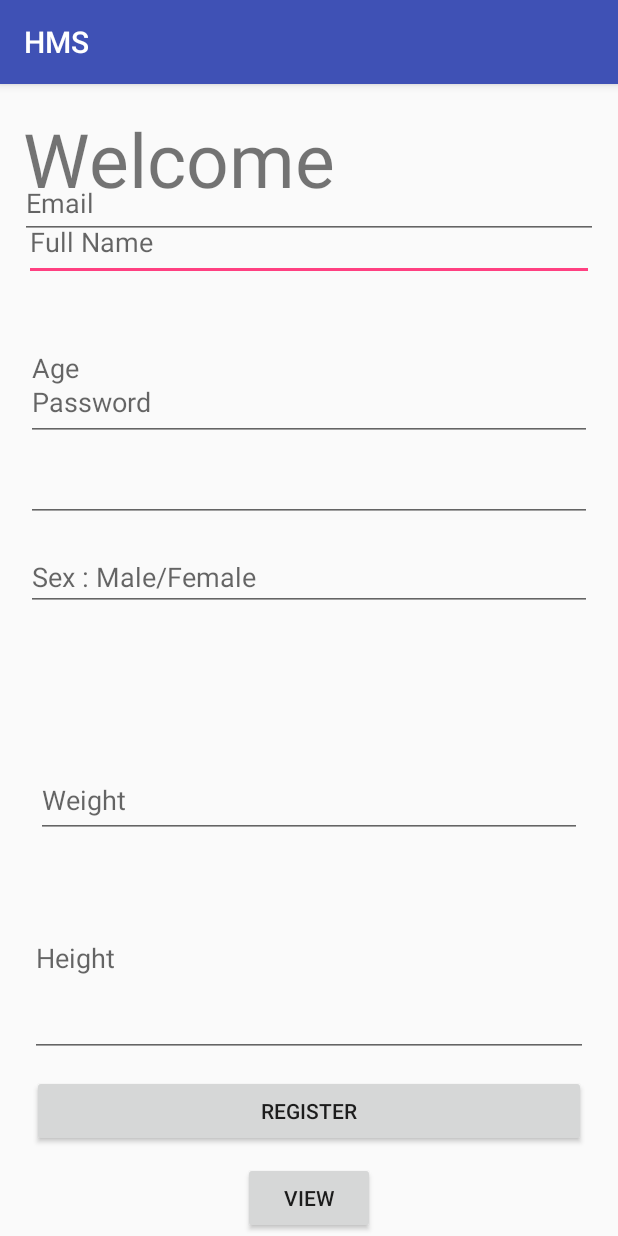
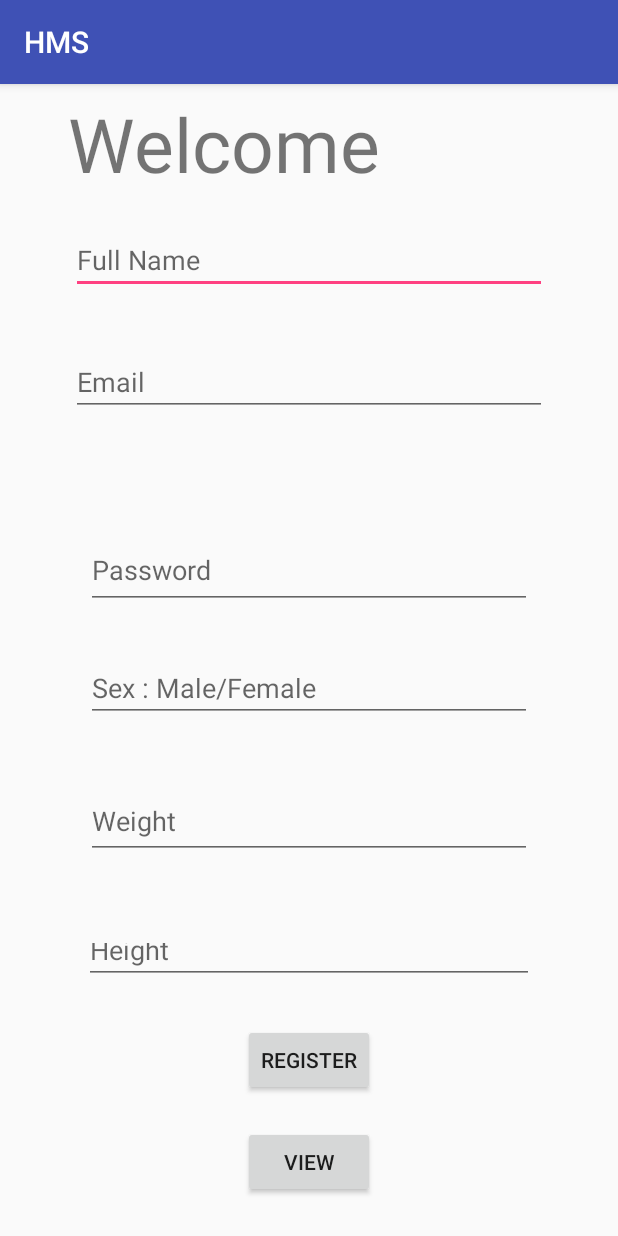
Before and after one commit to Hemal-Mamtora/HMS, an Android app: the Sign_up screen opened directly, with no data from a screen before it, on a phone screen of 412 x 824 dp. Run offline under Robolectric (Android 15) with nearby library versions, the phone set to English and light mode, and no system bars.

Commit message:
xml bettered scrolling left

```diff
--- a/app/src/main/res/layout/activity_sign_up.xml
+++ b/app/src/main/res/layout/activity_sign_up.xml
@@ -10,39 +10,44 @@
 
     <TextView
         android:id="@+id/tvWelcome"
-        android:layout_width="224dp"
+        android:layout_width="0dp"
         android:layout_height="0dp"
         android:text="@string/welcome"
         android:textSize="50sp"
+        android:layout_marginStart="25dp"
+        android:layout_marginEnd="24dp"
         tools:layout_constraintTop_creator="1"
+        tools:layout_constraintRight_creator="1"
         tools:layout_constraintBottom_creator="1"
-        app:layout_constraintBottom_toTopOf="@+id/etFullName"
-        android:layout_marginStart="15dp"
-        android:layout_marginTop="16dp"
+        app:layout_constraintBottom_toTopOf="@+id/etAge"
+        app:layout_constraintRight_toRightOf="parent"
+        android:layout_marginTop="6dp"
         tools:layout_constraintLeft_creator="1"
-        app:layout_constraintLeft_toLeftOf="parent"
+        android:layout_marginBottom="12dp"
+        app:layout_constraintLeft_toLeftOf="@+id/guideline"
         app:layout_constraintTop_toTopOf="parent"
-        android:layout_marginLeft="15dp"
-        app:layout_constraintVertical_bias="0.0" />
+        android:layout_marginLeft="25dp"
+        android:layout_marginRight="24dp" />
 
     <EditText
         android:id="@+id/etFullName"
         android:layout_width="0dp"
-        android:layout_height="52dp"
+        android:layout_height="42dp"
         android:ems="10"
         android:hint="@string/full_name"
         android:inputType="textPersonName"
+        android:layout_marginEnd="47dp"
         tools:layout_constraintTop_creator="1"
         tools:layout_constraintRight_creator="1"
-        android:layout_marginStart="16dp"
-        android:layout_marginEnd="16dp"
+        android:layout_marginStart="47dp"
         app:layout_constraintRight_toRightOf="parent"
-        android:layout_marginTop="79dp"
+        android:layout_marginTop="98dp"
         tools:layout_constraintLeft_creator="1"
         app:layout_constraintLeft_toLeftOf="parent"
         app:layout_constraintTop_toTopOf="parent"
-        android:layout_marginLeft="16dp"
-        android:layout_marginRight="16dp" />
+        android:layout_marginLeft="47dp"
+        android:layout_marginRight="47dp"
+        app:layout_constraintHorizontal_bias="0.0" />
 
     <EditText
         android:id="@+id/etPassword"
@@ -53,15 +58,15 @@
         android:inputType="textPassword"
         tools:layout_constraintRight_creator="1"
         tools:layout_constraintBottom_creator="1"
-        android:layout_marginStart="17dp"
-        app:layout_constraintBottom_toBottomOf="@+id/etAge"
-        android:layout_marginEnd="17dp"
+        app:layout_constraintBottom_toTopOf="@+id/etSex"
+        android:layout_marginStart="57dp"
+        android:layout_marginEnd="57dp"
         app:layout_constraintRight_toRightOf="parent"
         tools:layout_constraintLeft_creator="1"
-        android:layout_marginBottom="54dp"
+        android:layout_marginBottom="36dp"
         app:layout_constraintLeft_toLeftOf="parent"
-        android:layout_marginLeft="17dp"
-        android:layout_marginRight="17dp" />
+        android:layout_marginLeft="57dp"
+        android:layout_marginRight="57dp" />
 
     <EditText
         android:id="@+id/etAge"
@@ -70,20 +75,16 @@
         android:ems="10"
         android:hint="@string/age"
         android:inputType="number"
-        tools:layout_constraintRight_creator="1"
+        android:layout_marginStart="17dp"
+        tools:layout_constraintTop_creator="1"
         tools:layout_constraintBottom_creator="1"
-        android:layout_marginStart="17dp"
-        android:layout_marginEnd="17dp"
-        app:layout_constraintRight_toRightOf="parent"
+        app:layout_constraintBottom_toTopOf="@+id/etEmail"
+        android:layout_marginTop="86dp"
         tools:layout_constraintLeft_creator="1"
+        android:layout_marginBottom="91dp"
         app:layout_constraintLeft_toLeftOf="parent"
-        android:layout_marginLeft="17dp"
-        android:layout_marginRight="17dp"
-        tools:layout_constraintTop_creator="1"
-        app:layout_constraintBottom_toTopOf="@+id/etSex"
-        android:layout_marginTop="7dp"
-        android:layout_marginBottom="20dp"
-        app:layout_constraintTop_toTopOf="@+id/etFullName" />
+        app:layout_constraintTop_toTopOf="parent"
+        android:layout_marginLeft="17dp" />
 
     <EditText
         android:id="@+id/etWeight"
@@ -92,42 +93,35 @@
         android:ems="10"
         android:hint="@string/weight"
         android:inputType="numberDecimal"
-        tools:layout_constraintTop_creator="1"
         tools:layout_constraintRight_creator="1"
         tools:layout_constraintBottom_creator="1"
-        android:layout_marginStart="24dp"
         app:layout_constraintBottom_toBottomOf="parent"
-        android:layout_marginEnd="24dp"
-        app:layout_constraintRight_toRightOf="parent"
-        android:layout_marginTop="188dp"
+        app:layout_constraintRight_toRightOf="@+id/etSex"
         tools:layout_constraintLeft_creator="1"
-        android:layout_marginBottom="187dp"
-        app:layout_constraintLeft_toLeftOf="parent"
-        app:layout_constraintTop_toTopOf="@+id/etPassword"
-        android:layout_marginLeft="24dp"
-        android:layout_marginRight="24dp" />
+        android:layout_marginBottom="251dp"
+        app:layout_constraintLeft_toLeftOf="@+id/etSex" />
 
     <EditText
         android:id="@+id/etHeight"
         android:layout_width="0dp"
-        android:layout_height="0dp"
-        android:layout_marginBottom="12dp"
-        android:layout_marginEnd="20dp"
-        android:layout_marginLeft="20dp"
-        android:layout_marginRight="20dp"
-        android:layout_marginStart="20dp"
-        android:layout_marginTop="14dp"
+        android:layout_height="37dp"
+        android:layout_marginEnd="56dp"
+        android:layout_marginStart="56dp"
         android:ems="10"
         android:hint="@string/height"
         android:inputType="numberDecimal"
-        app:layout_constraintBottom_toTopOf="@+id/bRegister"
+        tools:layout_constraintTop_creator="1"
+        tools:layout_constraintRight_creator="1"
+        tools:layout_constraintBottom_creator="1"
+        app:layout_constraintBottom_toTopOf="@+id/bView"
+        app:layout_constraintRight_toRightOf="parent"
+        android:layout_marginTop="96dp"
+        tools:layout_constraintLeft_creator="1"
+        android:layout_marginBottom="95dp"
         app:layout_constraintLeft_toLeftOf="parent"
-        app:layout_constraintRight_toRightOf="parent"
-        app:layout_constraintTop_toBottomOf="@+id/etWeight"
-        tools:layout_constraintBottom_creator="1"
-        tools:layout_constraintLeft_creator="1"
-        tools:layout_constraintRight_creator="1"
-        tools:layout_constraintTop_creator="1" />
+        app:layout_constraintTop_toTopOf="@+id/etWeight"
+        android:layout_marginLeft="56dp"
+        android:layout_marginRight="56dp" />
 
     <Button
         android:id="@+id/bRegister"
@@ -136,35 +130,26 @@
         android:text="@string/register"
         tools:layout_constraintRight_creator="1"
         tools:layout_constraintBottom_creator="1"
-        android:layout_marginStart="21dp"
-        app:layout_constraintBottom_toBottomOf="parent"
-        android:layout_marginEnd="21dp"
-        app:layout_constraintRight_toRightOf="parent"
+        app:layout_constraintBottom_toTopOf="@+id/bView"
+        app:layout_constraintRight_toRightOf="@+id/bView"
         tools:layout_constraintLeft_creator="1"
-        android:layout_marginBottom="59dp"
-        app:layout_constraintLeft_toLeftOf="parent"
-        android:layout_marginLeft="21dp"
-        android:layout_marginRight="21dp" />
+        android:layout_marginBottom="20dp"
+        app:layout_constraintLeft_toLeftOf="@+id/bView" />
 
     <EditText
         android:id="@+id/etEmail"
         android:layout_width="0dp"
-        android:layout_height="47dp"
+        android:layout_height="42dp"
         android:ems="10"
         android:hint="@string/email"
         android:inputType="textEmailAddress"
         tools:layout_constraintTop_creator="1"
         tools:layout_constraintRight_creator="1"
-        tools:layout_constraintBottom_creator="1"
-        android:layout_marginStart="13dp"
-        android:layout_marginEnd="13dp"
-        app:layout_constraintRight_toRightOf="parent"
+        app:layout_constraintRight_toRightOf="@+id/etFullName"
+        android:layout_marginTop="39dp"
+        app:layout_constraintTop_toBottomOf="@+id/etFullName"
         tools:layout_constraintLeft_creator="1"
-        app:layout_constraintLeft_toLeftOf="parent"
-        app:layout_constraintTop_toTopOf="@+id/etFullName"
-        android:layout_marginLeft="13dp"
-        android:layout_marginRight="13dp"
-        app:layout_constraintBottom_toTopOf="@+id/etFullName" />
+        app:layout_constraintLeft_toLeftOf="@+id/etFullName" />
 
     <EditText
         android:id="@+id/etSex"
@@ -173,20 +158,13 @@
         android:ems="10"
         android:hint="@string/sex_male_female"
         android:inputType="textPersonName"
-        tools:layout_constraintTop_creator="1"
         tools:layout_constraintRight_creator="1"
         tools:layout_constraintBottom_creator="1"
-        app:layout_constraintBottom_toTopOf="@+id/bRegister"
-        android:layout_marginStart="17dp"
-        android:layout_marginEnd="17dp"
-        app:layout_constraintRight_toRightOf="parent"
-        android:layout_marginTop="154dp"
+        app:layout_constraintBottom_toTopOf="@+id/etWeight"
+        app:layout_constraintRight_toRightOf="@+id/etPassword"
         tools:layout_constraintLeft_creator="1"
-        android:layout_marginBottom="152dp"
-        app:layout_constraintLeft_toLeftOf="parent"
-        app:layout_constraintTop_toTopOf="parent"
-        android:layout_marginLeft="17dp"
-        android:layout_marginRight="17dp" />
+        android:layout_marginBottom="41dp"
+        app:layout_constraintLeft_toLeftOf="@+id/etPassword" />
 
     <Button
         android:id="@+id/bView"
@@ -198,7 +176,16 @@
         app:layout_constraintBottom_toBottomOf="parent"
         app:layout_constraintRight_toRightOf="parent"
         tools:layout_constraintLeft_creator="1"
-        android:layout_marginBottom="1dp"
+        android:layout_marginBottom="25dp"
         app:layout_constraintLeft_toLeftOf="parent" />
 
+    <android.support.constraint.Guideline
+        android:layout_width="wrap_content"
+        android:layout_height="wrap_content"
+        android:id="@+id/guideline"
+        app:layout_constraintGuide_begin="20dp"
+        android:orientation="vertical"
+        tools:layout_editor_absoluteY="0dp"
+        tools:layout_editor_absoluteX="20dp" />
+
 </android.support.constraint.ConstraintLayout>
```
